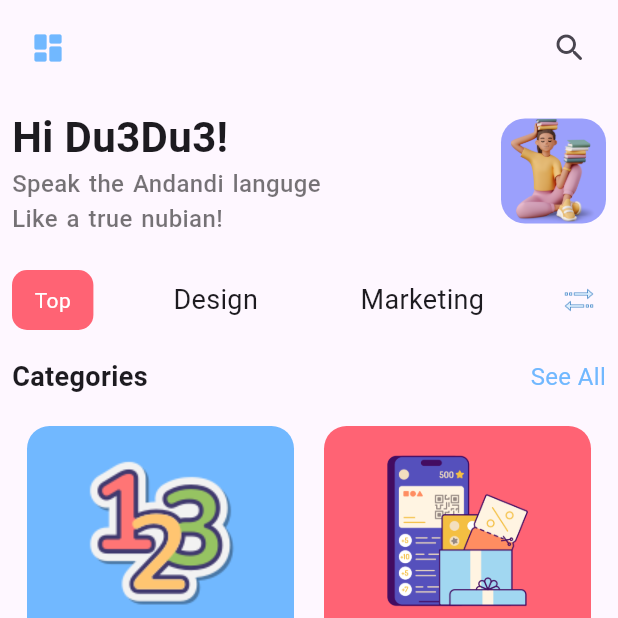
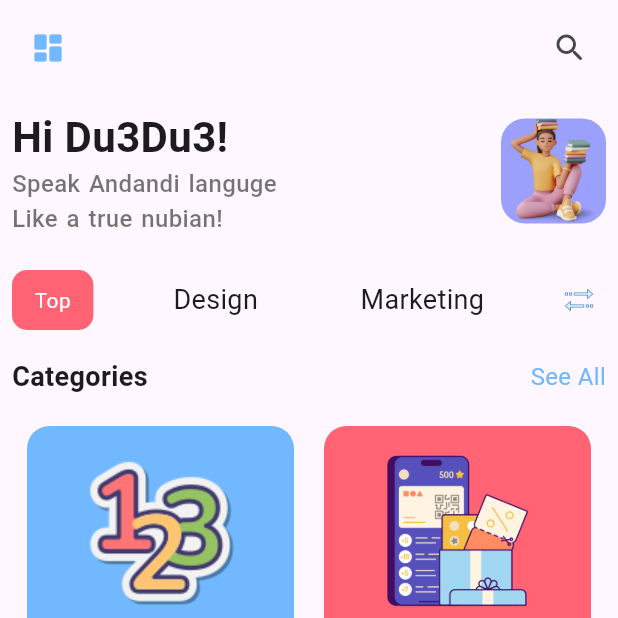
Before and after one commit to OmerHeathrow/andandi, a Flutter app: the HomeScreen screen opened directly, on a phone screen of 412 x 824 dp, the top half of it. Run offline on Flutter 3.47's test engine with Material 3 defaults, Android fonts, the phone set to English and light mode, and no system bars; drawn by our look-alikes of bottom_navy_bar.

Commit message:
changing slogan

```diff
--- a/lib/Screens/home_screen.dart
+++ b/lib/Screens/home_screen.dart
@@ -64,7 +64,7 @@ class _HomeScreenState extends State<HomeScreen> {
                             fontSize: 28, fontWeight: FontWeight.bold),
                       ),
                       Text(
-                        'Speak the Andandi languge\nLike a true nubian! ',
+                        'Speak Andandi languge\nLike a true nubian! ',
                         style: TextStyle(
                           fontSize: 16,
                           fontWeight: FontWeight.w500,
```
